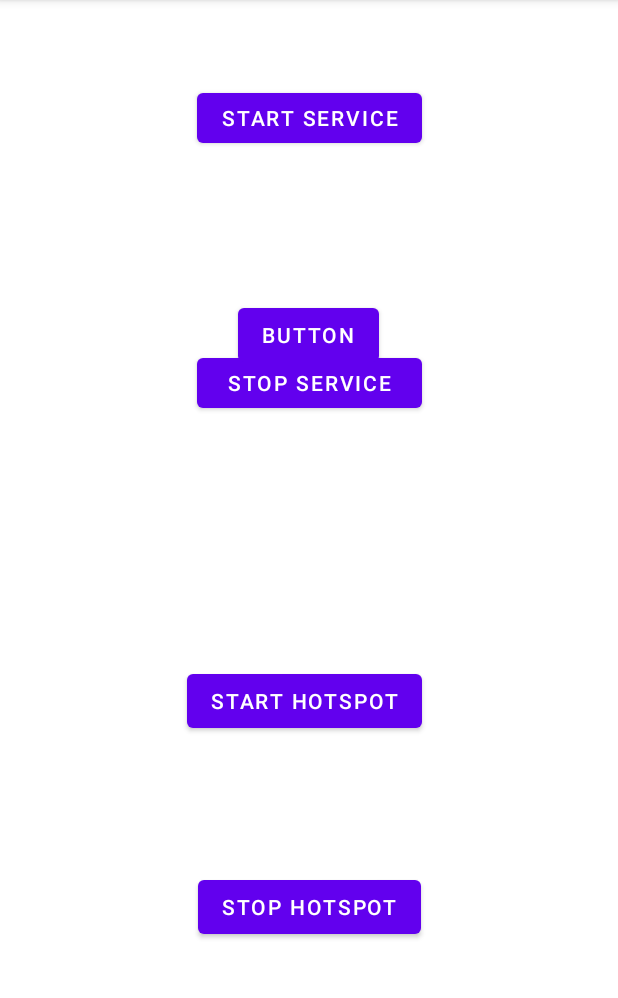
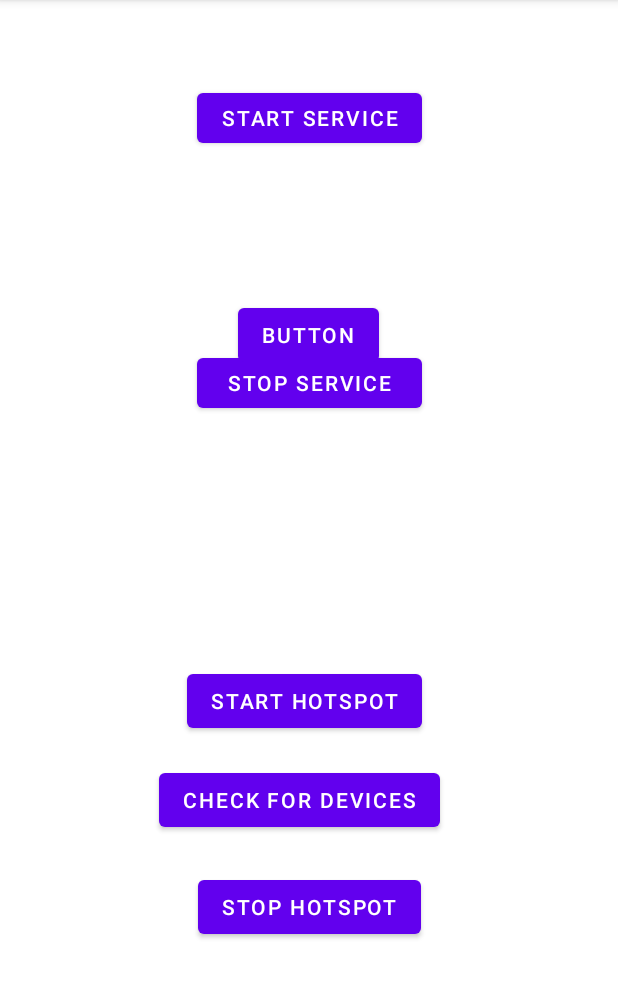
Before and after one commit to Brandon877/PhotoSqrl, an Android app: the screen it shows after launch (MainActivity), on a phone screen of 412 x 824 dp, the part 84-1082 px from its top. Run offline under Robolectric (Android 15) with nearby library versions, the phone set to English and light mode, and no system bars.

Commit message:
Cleaned up code

```diff
--- a/app/src/main/AndroidManifest.xml
+++ b/app/src/main/AndroidManifest.xml
@@ -3,11 +3,12 @@
     package="com.gmoney.photosqrl">
 
     <uses-permission android:name="android.permission.ACCESS_FINE_LOCATION" />
-    <uses-permission android:name="android.permission.ACCESS_FINE_LOCATION" />
+    <uses-permission android:name="android.permission.ACCESS_NETWORK_STATE" />
     <uses-permission android:name="android.permission.FOREGROUND_SERVICE" />
     <uses-permission android:name="android.permission.WRITE_EXTERNAL_STORAGE" />
+    <uses-permission android:name="android.permission.MANAGE_EXTERNAL_STORAGE" />
     <uses-permission android:name="android.permission.READ_EXTERNAL_STORAGE" />
-    <uses-permission android:name="android.permission.ACCESS_FINE_LOCATION" />
+    <uses-permission android:name="android.permission.INTERNET" />
     <uses-permission android:name="android.permission.CHANGE_WIFI_STATE" />
 
     <application
--- a/app/src/main/java/com/gmoney/photosqrl/MainActivity.java
+++ b/app/src/main/java/com/gmoney/photosqrl/MainActivity.java
@@ -12,12 +12,17 @@ import android.content.Context;
 import android.content.Intent;
 import android.content.pm.PackageManager;
 import android.os.Bundle;
+import android.os.StrictMode;
 import android.provider.MediaStore;
 import android.view.View;
 import android.widget.Button;
 import android.widget.ImageView;
 
+import java.io.BufferedReader;
 import java.io.File;
+import java.io.FileReader;
+import java.io.IOException;
+import java.net.InetAddress;
 
 import static com.gmoney.photosqrl.NewPhotoMonitorJob.MEDIA_URI;
 
@@ -39,15 +44,22 @@ public class MainActivity extends AppCompatActivity {
     Button btnGallery;
     Button btnStartHotspot;
     Button btnStopHotspot;
+    Button btnCheckForDevices;
 
     Context context = this;
     startHotSpot hotspot;
+
+    SqrlClientSocket sqrlSocket;
 
 
     @Override
     protected void onCreate(Bundle savedInstanceState) {
         super.onCreate(savedInstanceState);
         setContentView(R.layout.activity_main);
+        // to be taken out and socket work needs to be added into async task instead-----------
+        StrictMode.ThreadPolicy policy = new StrictMode.ThreadPolicy.Builder().permitAll().build();
+        StrictMode.setThreadPolicy(policy);
+        //----------------------------------------------------------------------------------------
         setupClickListener();
         createGallery();
         js = (JobScheduler) getSystemService(JobScheduler.class);
@@ -71,6 +83,7 @@ public class MainActivity extends AppCompatActivity {
         btnGallery = findViewById(R.id.button_gallery);
         btnStartHotspot = findViewById(R.id.button_start_hotspot);
         btnStopHotspot = findViewById(R.id.button_stop_hotspot);
+        btnCheckForDevices = findViewById(R.id.button_check_for_devices);
 
         btnStartService.setOnClickListener(new View.OnClickListener() {
             @Override
@@ -105,6 +118,14 @@ public class MainActivity extends AppCompatActivity {
             public void onClick(View v) {
                 requestWifiPermissions();
                 hotspot.shutDownHotSpot();
+            }
+        });
+        btnCheckForDevices.setOnClickListener(new View.OnClickListener() {
+            @Override
+            public void onClick(View v) {
+                requestMediaPermissions();
+                connectToServer();
+                sendPhotos();
             }
         });
     }
@@ -151,4 +172,17 @@ public class MainActivity extends AppCompatActivity {
         }
     }
 
+    public void connectToServer() {
+        SqrlClientSocket socket = new SqrlClientSocket(this);
+        if (socket.connectedToServer) {
+            sqrlSocket = socket;
+        }
+        else {
+            sqrlSocket = null;
+        }
+    }
+
+    public void sendPhotos() {
+        sqrlSocket.sendPhoto();
+    }
 }
--- a/app/src/main/java/com/gmoney/photosqrl/NewPhotoMonitorJob.java
+++ b/app/src/main/java/com/gmoney/photosqrl/NewPhotoMonitorJob.java
@@ -256,7 +256,7 @@ public class NewPhotoMonitorJob extends JobService implements CopyPhotosCallback
     public void saveBitmapToFile(Bitmap bitmap) {
         try {
             FileOutputStream out = new FileOutputStream("/data/user/0/com.gmoney.photosqrl/files/SqrlNutz/");
-            bitmap.compress(Bitmap.CompressFormat.PNG, 100, out);
+            bitmap.compress(Bitmap.CompressFormat.JPEG, 100, out);
             out.flush();
         }
         catch (IOException e) {
--- a/app/src/main/res/layout/activity_main.xml
+++ b/app/src/main/res/layout/activity_main.xml
@@ -46,9 +46,9 @@
         android:id="@+id/button_start_hotspot"
         android:layout_width="wrap_content"
         android:layout_height="wrap_content"
-        android:layout_marginBottom="89dp"
+        android:layout_marginBottom="18dp"
         android:text="Start Hotspot"
-        app:layout_constraintBottom_toTopOf="@+id/button_stop_hotspot"
+        app:layout_constraintBottom_toTopOf="@+id/button_check_for_devices"
         app:layout_constraintEnd_toEndOf="parent"
         app:layout_constraintHorizontal_bias="0.488"
         app:layout_constraintStart_toStartOf="parent" />
@@ -63,4 +63,16 @@
         app:layout_constraintEnd_toEndOf="parent"
         app:layout_constraintStart_toStartOf="parent" />
 
+    <Button
+        android:id="@+id/button_check_for_devices"
+        android:layout_width="wrap_content"
+        android:layout_height="wrap_content"
+        android:layout_marginStart="152dp"
+        android:layout_marginEnd="165dp"
+        android:layout_marginBottom="23dp"
+        android:text="Check for Devices"
+        app:layout_constraintBottom_toTopOf="@+id/button_stop_hotspot"
+        app:layout_constraintEnd_toEndOf="parent"
+        app:layout_constraintStart_toStartOf="parent" />
+
 </androidx.constraintlayout.widget.ConstraintLayout>
```
Also changed, not shown: app/src/main/java/com/gmoney/photosqrl/ForegroundService.java (+60 -0 lines), app/src/main/java/com/gmoney/photosqrl/SqrlClientSocket.java (added, +126 -0 lines).
